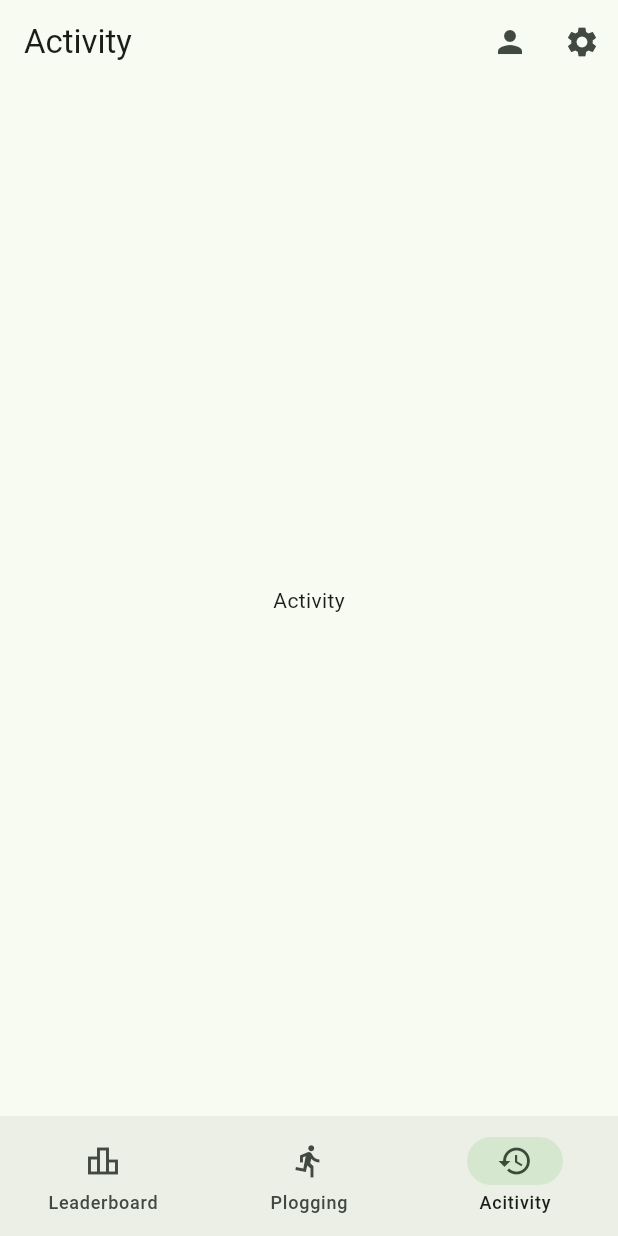
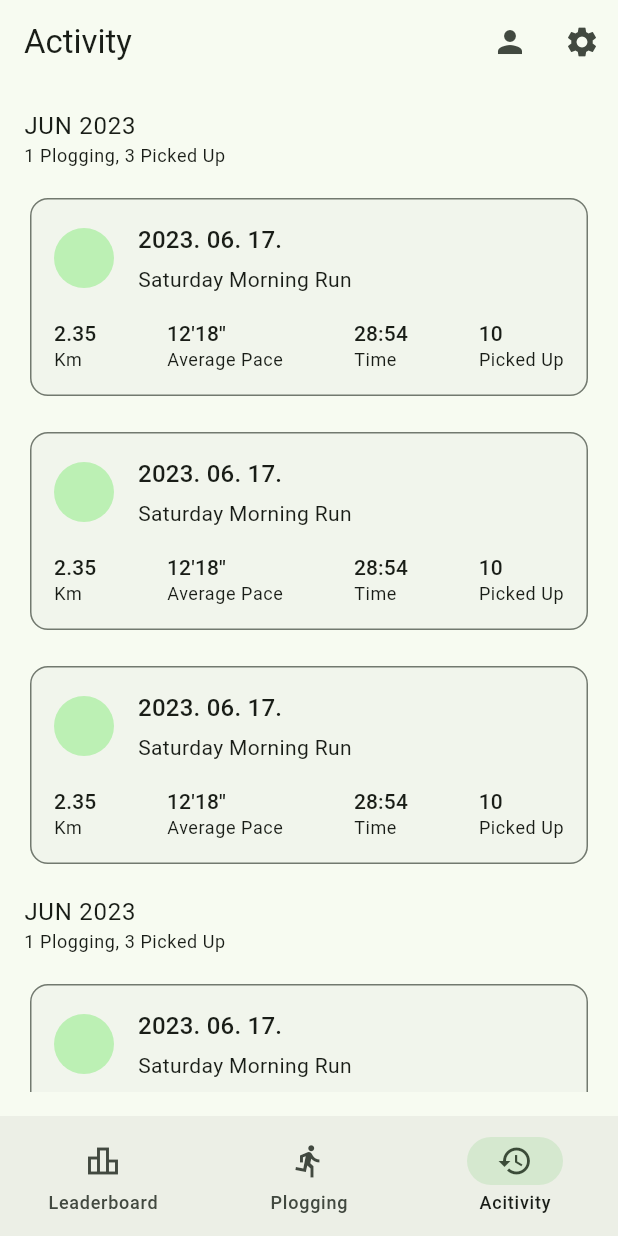
Before and after one commit to seungho-jinhee/Plogger, a Flutter app: the screen it shows after launch, item 3 of the bottom bar chosen, on a phone screen of 412 x 824 dp. Run offline on Flutter 3.47's test engine with Material 2 defaults, Android fonts, the light colour scheme and no system bars.

Commit message:
feat: activity UI

```diff
--- a/lib/view/activity_view.dart
+++ b/lib/view/activity_view.dart
@@ -5,8 +5,122 @@ class ActivityView extends StatelessWidget {
 
   @override
   Widget build(BuildContext context) {
-    return const Center(
-      child: Text('Activity'),
+    ColorScheme cs = Theme.of(context).colorScheme;
+    TextTheme tt = Theme.of(context).textTheme;
+
+    List<Widget> getText() {
+      return [
+        Text(
+          'JUN 2023',
+          style: tt.bodyLarge,
+        ),
+        Text(
+          '1 Plogging, 3 Picked Up',
+          style: tt.bodySmall,
+        ),
+      ];
+    }
+
+    Widget buildCard() {
+      return Card(
+        elevation: 0,
+        shape: RoundedRectangleBorder(
+          side: BorderSide(color: cs.outline),
+          borderRadius: const BorderRadius.all(Radius.circular(12)),
+        ),
+        child: Padding(
+          padding: const EdgeInsets.all(16),
+          child: Column(
+            children: [
+              Row(
+                children: [
+                  const CircleAvatar(),
+                  const SizedBox(width: 16),
+                  Column(
+                    crossAxisAlignment: CrossAxisAlignment.start,
+                    children: [
+                      Text('2023. 06. 17.', style: tt.titleMedium),
+                      const SizedBox(height: 4),
+                      Text('Saturday Morning Run', style: tt.bodyMedium),
+                    ],
+                  )
+                ],
+              ),
+              const SizedBox(height: 16),
+              Row(
+                mainAxisAlignment: MainAxisAlignment.spaceBetween,
+                children: [
+                  Column(
+                    crossAxisAlignment: CrossAxisAlignment.start,
+                    children: [
+                      Text('2.35', style: tt.titleSmall),
+                      Text('Km', style: tt.bodySmall),
+                    ],
+                  ),
+                  Column(
+                    crossAxisAlignment: CrossAxisAlignment.start,
+                    children: [
+                      Text('12\'18\'\'', style: tt.titleSmall),
+                      Text('Average Pace', style: tt.bodySmall),
+                    ],
+                  ),
+                  Column(
+                    crossAxisAlignment: CrossAxisAlignment.start,
+                    children: [
+                      Text('28:54', style: tt.titleSmall),
+                      Text('Time', style: tt.bodySmall),
+                    ],
+                  ),
+                  Column(
+                    crossAxisAlignment: CrossAxisAlignment.start,
+                    children: [
+                      Text('10', style: tt.titleSmall),
+                      Text('Picked Up', style: tt.bodySmall),
+                    ],
+                  ),
+                ],
+              )
+            ],
+          ),
+        ),
+      );
+    }
+
+    List<Widget> getMonthlyActivity() {
+      return List.generate(
+        3,
+        (index) => Column(
+          children: [
+            SizedBox(height: index == 0 ? 0 : 8),
+            buildCard(),
+            SizedBox(height: index == 3 - 1 ? 0 : 8),
+          ],
+        ),
+      );
+    }
+
+    return Padding(
+      padding: const EdgeInsets.all(16),
+      child: ListView(
+        children: <Widget>[
+          Column(
+            crossAxisAlignment: CrossAxisAlignment.start,
+            children: List.generate(
+              10,
+              (index) => Column(
+                crossAxisAlignment: CrossAxisAlignment.start,
+                children: [
+                  SizedBox(height: index == 0 ? 0 : 8),
+                  ...getText(),
+                  const SizedBox(height: 16),
+                  ...getMonthlyActivity(),
+                  SizedBox(height: index == 10 - 1 ? 0 : 8),
+                ],
+              ),
+            ),
+          ),
+        ],
+      ),
     );
   }
 }
```
